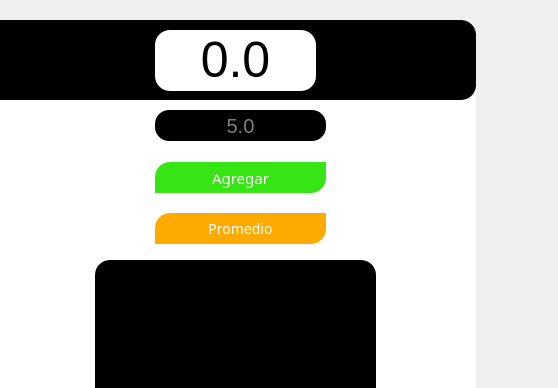
The window that notes_aplicacion/ui/notes_2.ui (MiguelWow31/Notes) describes before a commit, drawn with Qt 5; both pictures show x 115 to 673 and y 0 to 388 of the 673 by 545 pixel window.
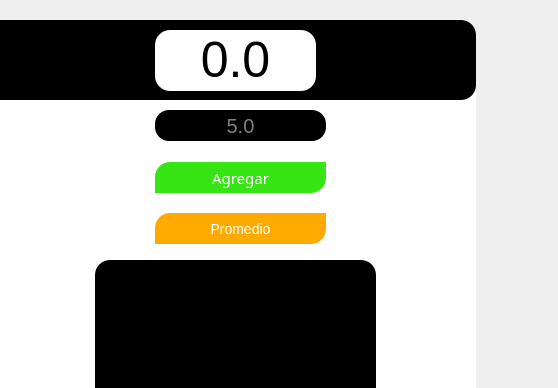
The same window after the commit. Icons and pictures are not drawn.

Patch:
```diff
--- a/notes_aplicacion/ui/notes_2.ui
+++ b/notes_aplicacion/ui/notes_2.ui
@@ -269,7 +269,6 @@
     </property>
     <property name="font">
      <font>
-      <family>Aharoni</family>
       <pointsize>-1</pointsize>
      </font>
     </property>
```
Left out of the diff: 4 changed lines with no effect on the pictures.
